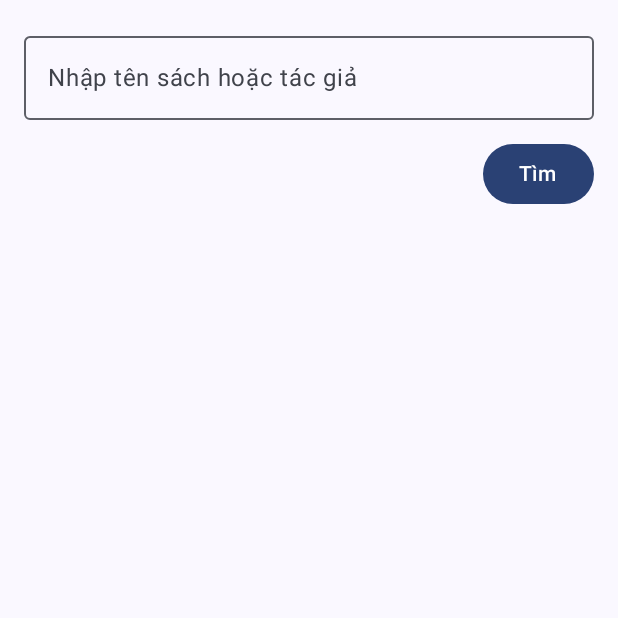
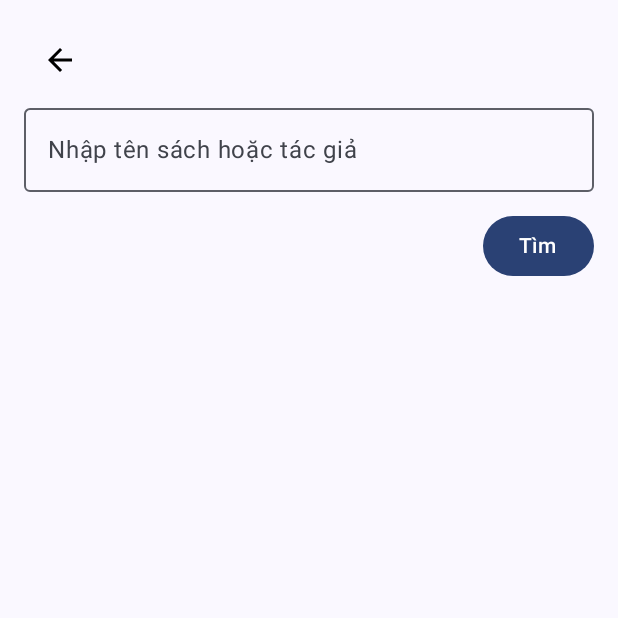
Before and after one commit to anhkiet146/Favorite-Books-Application, an Android app built with Jetpack Compose: the EXPLORE screen opened through its navigation route, on a phone screen of 412 x 824 dp, the top half of it. Run offline under Robolectric (Android 15) with nearby library versions, the phone set to English and light mode, and no system bars.

Commit message:
chào cậu

```diff
--- a/app/build.gradle.kts
+++ b/app/build.gradle.kts
@@ -52,6 +52,8 @@ dependencies {
     implementation(libs.androidx.navigation.runtime.android)
     implementation(libs.androidx.navigation.compose.android)
     implementation(libs.books)
+    implementation(libs.accompanist.pager.indicators)
+    implementation(libs.accompanist.pager)
     testImplementation(libs.junit)
     androidTestImplementation(libs.androidx.junit)
     androidTestImplementation(libs.androidx.espresso.core)
--- a/app/src/main/java/com/example/sach/ExploreScreen.kt
+++ b/app/src/main/java/com/example/sach/ExploreScreen.kt
@@ -8,6 +8,7 @@ import androidx.compose.foundation.lazy.items
 import androidx.compose.foundation.text.KeyboardActions
 import androidx.compose.foundation.text.KeyboardOptions
 import androidx.compose.material.icons.Icons
+import androidx.compose.material.icons.filled.ArrowBack
 import androidx.compose.material.icons.filled.Search
 import androidx.compose.material3.*
 import androidx.compose.runtime.*
@@ -71,6 +72,17 @@ fun ExploreScreen(
         .fillMaxSize()
         .padding(16.dp)
     ) {
+        IconButton(
+            onClick = { navController.popBackStack() },
+            modifier = Modifier.align(Alignment.Start)
+        ) {
+            Icon(
+                imageVector = Icons.Default.ArrowBack,
+                contentDescription = "Back",
+                tint = Color.Black
+            )
+        }
+
         OutlinedTextField(
             value = keyword,
             onValueChange = { keyword = it },
--- a/gradle/libs.versions.toml
+++ b/gradle/libs.versions.toml
@@ -11,6 +11,8 @@ composeBom = "2024.09.00"
 navigationRuntimeAndroid = "2.9.0"
 navigationComposeAndroid = "2.9.0"
 books = "1.0.0"
+accompanistPagerIndicators = "0.34.0"
+accompanistPager = "0.34.0"
 
 [libraries]
 androidx-core-ktx = { group = "androidx.core", name = "core-ktx", version.ref = "coreKtx" }
@@ -30,6 +32,8 @@ androidx-material3 = { group = "androidx.compose.material3", name = "material3"
 androidx-navigation-runtime-android = { group = "androidx.navigation", name = "navigation-runtime-android", version.ref = "navigationRuntimeAndroid" }
 androidx-navigation-compose-android = { group = "androidx.navigation", name = "navigation-compose-android", version.ref = "navigationComposeAndroid" }
 books = { group = "com.google.android.mediahome", name = "books", version.ref = "books" }
+accompanist-pager-indicators = { group = "com.google.accompanist", name = "accompanist-pager-indicators", version.ref = "accompanistPagerIndicators" }
+accompanist-pager = { group = "com.google.accompanist", name = "accompanist-pager", version.ref = "accompanistPager" }
 
 [plugins]
 android-application = { id = "com.android.application", version.ref = "agp" }
```
